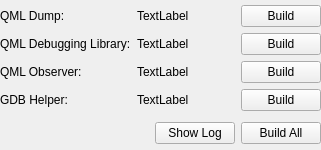
Qt form src/plugins/qtsupport/debugginghelper.ui (qt-creator/qt-creator) before a commit.
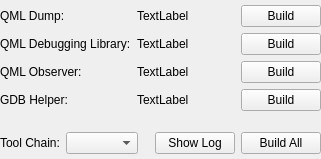
The same form after that commit.

The edit to the form file:
```diff
--- a/src/plugins/qtsupport/debugginghelper.ui
+++ b/src/plugins/qtsupport/debugginghelper.ui
@@ -7,7 +7,7 @@
     <x>0</x>
     <y>0</y>
     <width>321</width>
-    <height>150</height>
+    <height>159</height>
    </rect>
   </property>
   <layout class="QVBoxLayout" name="verticalLayout">
@@ -163,8 +163,38 @@
      </item>
     </layout>
    </item>
+   <item>
+    <spacer name="verticalSpacer">
+     <property name="orientation">
+      <enum>Qt::Vertical</enum>
+     </property>
+     <property name="sizeType">
+      <enum>QSizePolicy::Fixed</enum>
+     </property>
+     <property name="sizeHint" stdset="0">
+      <size>
+       <width>20</width>
+       <height>10</height>
+      </size>
+     </property>
+    </spacer>
+   </item>
    <item>
     <layout class="QHBoxLayout" name="horizontalLayout">
+     <item>
+      <widget class="QLabel" name="toolChainLabel">
+       <property name="text">
+        <string>Tool Chain:</string>
+       </property>
+      </widget>
+     </item>
+     <item>
+      <widget class="QComboBox" name="toolChainComboBox">
+       <property name="sizeAdjustPolicy">
+        <enum>QComboBox::AdjustToContents</enum>
+       </property>
+      </widget>
+     </item>
      <item>
       <spacer name="horizontalSpacer_4">
        <property name="orientation">
```
